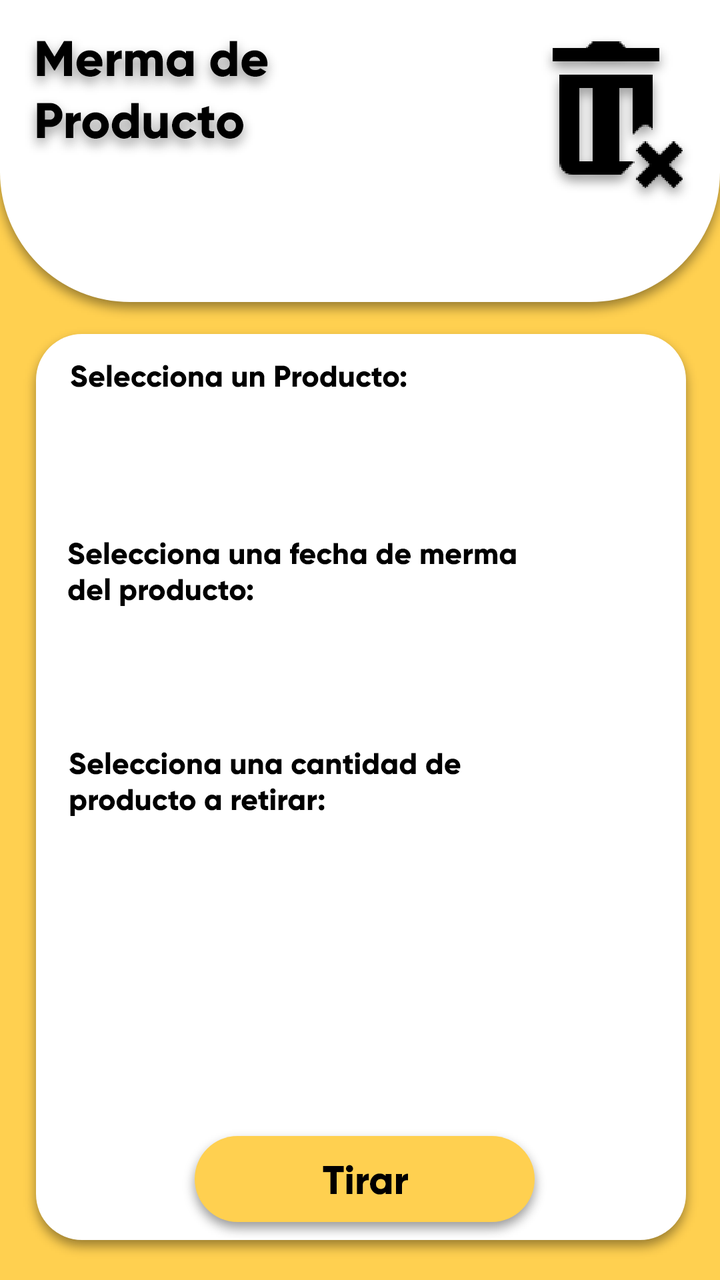
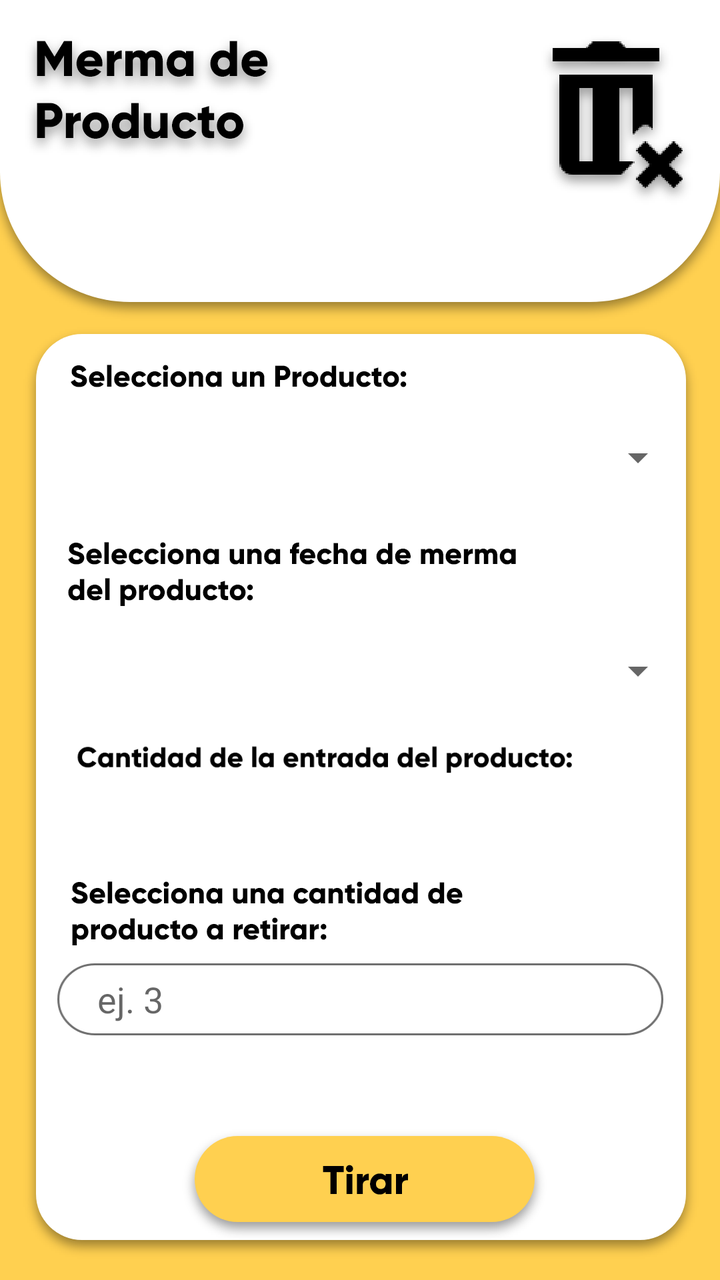

Screens rendered from an Android XML layout before and after an edit, with the pre-edit source and the edit as a unified diff.
<!-- AndroidManifest.xml: application theme AppTheme -->
<!-- res/layout/activity__merma.xml -->
<?xml version="1.0" encoding="utf-8"?>
<android.support.constraint.ConstraintLayout xmlns:android="http://schemas.android.com/apk/res/android"
    xmlns:app="http://schemas.android.com/apk/res-auto"
    xmlns:tools="http://schemas.android.com/tools"
    android:layout_width="match_parent"
    android:layout_height="match_parent"
    android:background="@drawable/entradas"
    tools:context=".Activity_Merma">

    <ImageView
        android:id="@+id/imageView16"
        android:layout_width="wrap_content"
        android:layout_height="wrap_content"
        android:layout_marginStart="8dp"
        android:layout_marginTop="8dp"
        android:layout_marginEnd="8dp"
        android:layout_marginBottom="8dp"
        app:layout_constraintBottom_toBottomOf="parent"
        app:layout_constraintEnd_toEndOf="parent"
        app:layout_constraintHorizontal_bias="0.0"
        app:layout_constraintStart_toStartOf="parent"
        app:layout_constraintTop_toTopOf="parent"
        app:layout_constraintVertical_bias="0.0"
        app:srcCompat="@drawable/mermadeproducto" />

    <ImageView
        android:id="@+id/imageView17"
        android:layout_width="wrap_content"
        android:layout_height="wrap_content"
        android:layout_marginStart="8dp"
        android:layout_marginTop="8dp"
        android:layout_marginEnd="8dp"
        android:layout_marginBottom="8dp"
        app:layout_constraintBottom_toBottomOf="parent"
        app:layout_constraintEnd_toEndOf="parent"
        app:layout_constraintHorizontal_bias="1.0"
        app:layout_constraintStart_toStartOf="parent"
        app:layout_constraintTop_toTopOf="parent"
        app:layout_constraintVertical_bias="0.0"
        app:srcCompat="@drawable/iconobasura" />

    <ImageView
        android:id="@+id/imageView18"
        android:layout_width="wrap_content"
        android:layout_height="wrap_content"
        android:layout_marginStart="8dp"
        android:layout_marginTop="8dp"
        android:layout_marginEnd="8dp"
        android:layout_marginBottom="8dp"
        app:layout_constraintBottom_toBottomOf="parent"
        app:layout_constraintEnd_toEndOf="parent"
        app:layout_constraintHorizontal_bias="0.155"
        app:layout_constraintStart_toStartOf="parent"
        app:layout_constraintTop_toTopOf="parent"
        app:layout_constraintVertical_bias="0.283"
        app:srcCompat="@drawable/seleccionaunproducto" />

    <ImageView
        android:id="@+id/imageView19"
        android:layout_width="wrap_content"
        android:layout_height="wrap_content"
        android:layout_marginStart="8dp"
        android:layout_marginTop="8dp"
        android:layout_marginEnd="8dp"
        android:layout_marginBottom="8dp"
        app:layout_constraintBottom_toBottomOf="parent"
        app:layout_constraintEnd_toEndOf="parent"
        app:layout_constraintHorizontal_bias="0.218"
        app:layout_constraintStart_toStartOf="parent"
        app:layout_constraintTop_toTopOf="parent"
        app:layout_constraintVertical_bias="0.442"
        app:srcCompat="@drawable/selecionamermafecha" />

    <ImageView
        android:id="@+id/imageView20"
        android:layout_width="wrap_content"
        android:layout_height="wrap_content"
        android:layout_marginStart="8dp"
        android:layout_marginTop="8dp"
        android:layout_marginEnd="8dp"
        android:layout_marginBottom="8dp"
        app:layout_constraintBottom_toBottomOf="parent"
        app:layout_constraintEnd_toEndOf="parent"
        app:layout_constraintHorizontal_bias="0.185"
        app:layout_constraintStart_toStartOf="parent"
        app:layout_constraintTop_toTopOf="parent"
        app:layout_constraintVertical_bias="0.621"
        app:srcCompat="@drawable/seleccionacantidadmerma" />

    <Button
        android:id="@+id/button6"
        android:layout_width="wrap_content"
        android:layout_height="wrap_content"
        android:layout_marginStart="8dp"
        android:layout_marginTop="8dp"
        android:layout_marginEnd="8dp"
        android:layout_marginBottom="8dp"
        android:background="@drawable/botontirar"
        app:layout_constraintBottom_toBottomOf="parent"
        app:layout_constraintEnd_toEndOf="parent"
        app:layout_constraintHorizontal_bias="0.514"
        app:layout_constraintStart_toStartOf="parent"
        app:layout_constraintTop_toTopOf="parent"
        app:layout_constraintVertical_bias="0.984" />
</android.support.constraint.ConstraintLayout>
<!-- resources referenced by this layout -->
<resources>
  <!-- drawable botontirar: png bitmap (drawable-hdpi, 4279 bytes) -->
  <!-- drawable entradas: png bitmap (drawable-hdpi, 14015 bytes) -->
  <!-- drawable iconobasura: png bitmap (drawable-hdpi, 4750 bytes) -->
  <!-- drawable mermadeproducto: png bitmap (drawable-hdpi, 8456 bytes) -->
  <!-- drawable seleccionacantidadmerma: png bitmap (drawable-hdpi, 3155 bytes) -->
  <!-- drawable seleccionaunproducto: png bitmap (drawable-hdpi, 1867 bytes) -->
  <!-- drawable selecionamermafecha: png bitmap (drawable-hdpi, 3376 bytes) -->
  <style name="AppTheme" parent="Theme.AppCompat.Light.NoActionBar">
          
          <item name="colorPrimary">@color/colorPrimary</item>
          <item name="colorPrimaryDark">@color/colorPrimaryDark</item>
          <item name="colorAccent">@color/colorAccent</item>
      </style>
  <color name="colorPrimary">#8BC34A</color>
  <color name="colorPrimaryDark">#FFD050</color>
  <color name="colorAccent">#FFEB3B</color>
</resources>

<!-- the commit's change to res/layout/activity__merma.xml (unified diff, before → after) -->
@@ -6,6 +6,37 @@
     android:layout_height="match_parent"
     android:background="@drawable/entradas"
     tools:context=".Activity_Merma">
+
+    <Spinner
+        android:id="@+id/activity__merma_spinner"
+        android:layout_width="308dp"
+        android:layout_height="47dp"
+
+        android:layout_marginTop="8dp"
+        android:layout_marginRight="56dp"
+        android:layout_marginBottom="144dp"
+        android:hint="ej. Cebolla, limon..."
+        app:layout_constraintBottom_toBottomOf="parent"
+        app:layout_constraintRight_toRightOf="parent"
+        app:layout_constraintStart_toStartOf="@+id/imageView18"
+        app:layout_constraintTop_toBottomOf="@+id/imageView18"
+        app:layout_constraintVertical_bias="0.0" />
+
+
+    <Spinner
+        android:id="@+id/activity__merma_spinner2"
+        android:layout_width="308dp"
+        android:layout_height="47dp"
+
+        android:layout_marginTop="8dp"
+        android:layout_marginRight="56dp"
+        android:layout_marginBottom="144dp"
+        android:hint="ej. Cebolla, limon..."
+        app:layout_constraintBottom_toBottomOf="parent"
+        app:layout_constraintRight_toRightOf="parent"
+        app:layout_constraintStart_toStartOf="@+id/imageView18"
+        app:layout_constraintTop_toBottomOf="@+id/imageView19"
+        app:layout_constraintVertical_bias="0.0" />
 
     <ImageView
         android:id="@+id/imageView16"
@@ -81,14 +112,14 @@
         android:layout_marginBottom="8dp"
         app:layout_constraintBottom_toBottomOf="parent"
         app:layout_constraintEnd_toEndOf="parent"
-        app:layout_constraintHorizontal_bias="0.185"
+        app:layout_constraintHorizontal_bias="0.19"
         app:layout_constraintStart_toStartOf="parent"
         app:layout_constraintTop_toTopOf="parent"
-        app:layout_constraintVertical_bias="0.621"
+        app:layout_constraintVertical_bias="0.731"
         app:srcCompat="@drawable/seleccionacantidadmerma" />
 
     <Button
-        android:id="@+id/button6"
+        android:id="@+id/activity__merma_tirarbutton"
         android:layout_width="wrap_content"
         android:layout_height="wrap_content"
         android:layout_marginStart="8dp"
@@ -102,4 +133,55 @@
         app:layout_constraintStart_toStartOf="parent"
         app:layout_constraintTop_toTopOf="parent"
         app:layout_constraintVertical_bias="0.984" />
+
+    <EditText
+        android:id="@+id/activity__merma_edittext"
+        android:layout_width="303dp"
+        android:layout_height="wrap_content"
+        android:layout_marginStart="8dp"
+        android:layout_marginTop="8dp"
+        android:layout_marginEnd="8dp"
+        android:layout_marginBottom="144dp"
+        android:background="@drawable/entradax"
+        android:ems="10"
+        android:hint="ej. 3 "
+        android:inputType="number"
+        android:paddingLeft="20dp"
+        app:layout_constraintBottom_toBottomOf="parent"
+        app:layout_constraintEnd_toEndOf="parent"
+        app:layout_constraintStart_toStartOf="parent"
+        app:layout_constraintTop_toBottomOf="@+id/imageView20"
+        app:layout_constraintVertical_bias="0.0" />
+
+    <TextView
+        android:id="@+id/activity__merma_cantidadentradatext"
+        android:layout_width="match_parent"
+        android:layout_height="37dp"
+        android:layout_marginStart="8dp"
+        android:layout_marginTop="12dp"
+        android:layout_marginEnd="8dp"
+        android:gravity="center_horizontal"
+        android:textAlignment="center"
+        android:textAppearance="@style/TextAppearance.AppCompat.Large"
+        app:layout_constraintBottom_toTopOf="@+id/imageView14"
+        app:layout_constraintEnd_toEndOf="parent"
+        app:layout_constraintHorizontal_bias="0.0"
+        app:layout_constraintStart_toStartOf="parent"
+        app:layout_constraintTop_toBottomOf="@+id/imageView15" />
+
+    <ImageView
+        android:id="@+id/imageView15"
+        android:layout_width="267dp"
+        android:layout_height="17dp"
+        android:layout_marginStart="8dp"
+        android:layout_marginTop="8dp"
+        android:layout_marginEnd="8dp"
+        android:layout_marginBottom="8dp"
+        app:layout_constraintBottom_toBottomOf="parent"
+        app:layout_constraintEnd_toEndOf="parent"
+        app:layout_constraintHorizontal_bias="0.273"
+        app:layout_constraintStart_toStartOf="parent"
+        app:layout_constraintTop_toTopOf="parent"
+        app:layout_constraintVertical_bias="0.597"
+        app:srcCompat="@drawable/cantidaddeentradadelproduto" />
 </android.support.constraint.ConstraintLayout>
<!-- resource entries referenced after the edit -->
@@ -1,7 +1,9 @@
 <!-- resources referenced by this layout -->
 <resources>
   <!-- drawable botontirar: png bitmap (drawable-hdpi, 4279 bytes) -->
+  <!-- drawable cantidaddeentradadelproduto: png bitmap (drawable-hdpi, 2446 bytes) -->
   <!-- drawable entradas: png bitmap (drawable-hdpi, 14015 bytes) -->
+  <!-- drawable entradax: png bitmap (drawable-hdpi, 2328 bytes) -->
   <!-- drawable iconobasura: png bitmap (drawable-hdpi, 4750 bytes) -->
   <!-- drawable mermadeproducto: png bitmap (drawable-hdpi, 8456 bytes) -->
   <!-- drawable seleccionacantidadmerma: png bitmap (drawable-hdpi, 3155 bytes) -->
